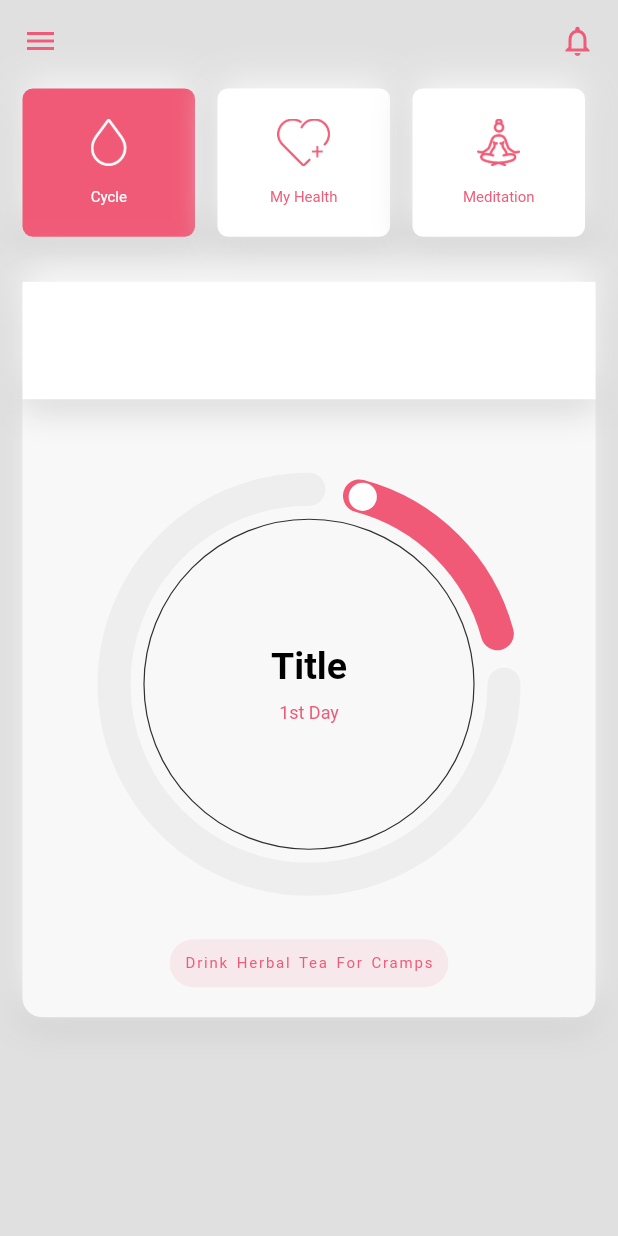
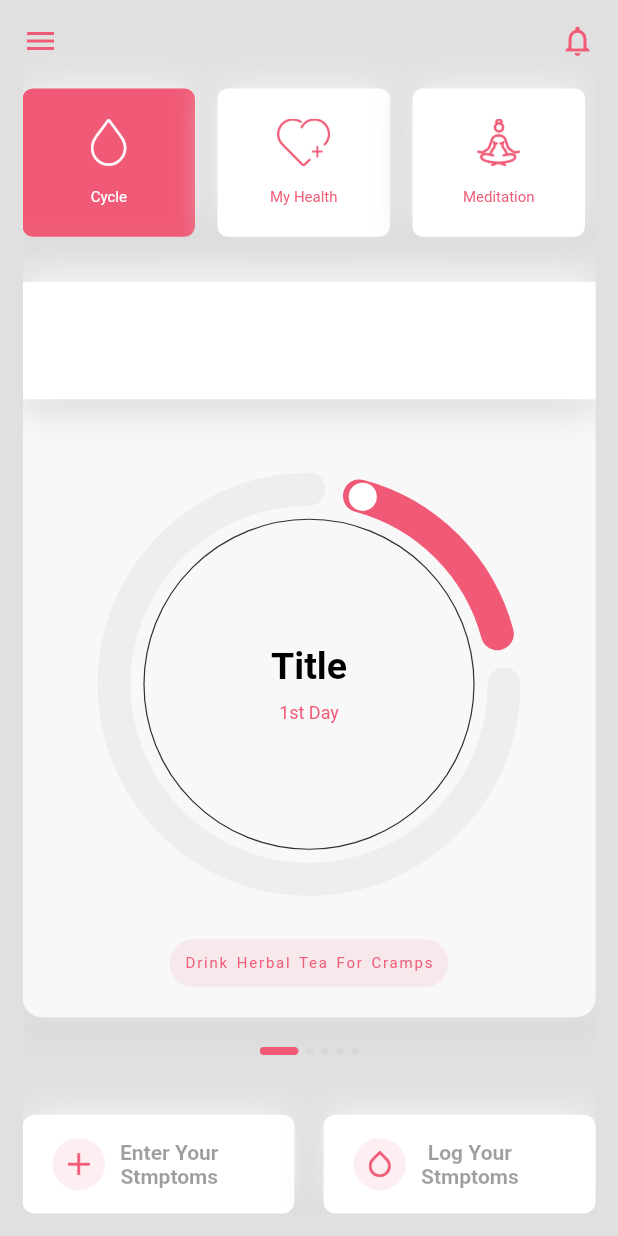
Before and after one commit to jbjason/task_3, a Flutter app: the screen it shows after launch, on a phone screen of 412 x 824 dp. Run offline on Flutter 3.47's test engine with Material 2 defaults, Android fonts, the phone set to English and light mode, and no system bars.

Commit message:
category list, bottom cards added

```diff
--- a/lib/constants/constants3.dart
+++ b/lib/constants/constants3.dart
@@ -16,17 +16,21 @@ const groups = [
   Group(title: 'Shop', img: 'assets/icons/group4.png'),
 ];
 
-const category = 'assets/icons/category.png';
+const categoryImg = 'assets/icons/category.png';
 
 final boxShadow = [
   BoxShadow(
     color: Colors.grey[400]!,
     blurRadius: 20,
-    offset: const Offset(0, 4),
+    offset: const Offset(0, 3),
   ),
   const BoxShadow(
     color: Colors.white,
     blurRadius: 20,
-    offset: Offset(0, -5),
+    offset: Offset(0, -3),
   ),
 ];
+
+const demoDetailText = """Free unlimited consultation with our panel doctor
+Up to 15% discount on Home Diagnostic sample collection
+ \$15000 dicount on health & life insurance.""";
--- a/lib/widgets/home_widgets/home_body.dart
+++ b/lib/widgets/home_widgets/home_body.dart
@@ -1,6 +1,13 @@
 import 'package:flutter/material.dart';
+import 'package:task_3/constants/constants3.dart';
+import 'package:task_3/widgets/home_widgets/home_category_list.dart';
+import 'package:task_3/widgets/home_widgets/home_demo_card.dart';
 import 'package:task_3/widgets/home_widgets/home_group.dart';
+import 'package:task_3/widgets/home_widgets/home_offer_list.dart';
+import 'package:task_3/widgets/home_widgets/home_partner_card.dart';
+import 'package:task_3/widgets/home_widgets/home_premium_list.dart';
 import 'package:task_3/widgets/home_widgets/home_progress_card.dart';
+import 'package:task_3/widgets/home_widgets/home_symptom_card.dart';
 
 class HomeBody extends StatelessWidget {
   const HomeBody({super.key});
@@ -15,8 +22,64 @@ class HomeBody extends StatelessWidget {
         // group list
         SizedBox(height: size.height * .12, child: const HomeGroup()),
         const SizedBox(height: 30),
+        // date & circular progress
         HomeProgessCard(size: size),
+        const SizedBox(height: 20),
+        // image counter
+        _getImageCounter(),
+        const SizedBox(height: 40),
+        // symptom card list
+        HomeSymptomCard(size: size),
+        const SizedBox(height: 40),
+        // explore text
+        _getExploreText(),
+        const SizedBox(height: 20),
+        // category list
+        HomeCategoryList(size: size),
+        const SizedBox(height: 30),
+        // offer img
+        HomeOfferList(size: size),
+        const SizedBox(height: 20),
+        // demo-app Card
+        HomeDemoCard(size: size),
+        const SizedBox(height: 40),
+        // premium text
+        _getPremiumText(),
+        const SizedBox(height: 30),
+        // premium card list
+        HomePremiumList(size: size),
+        const SizedBox(height: 20),
+        // add partner card
+        HomePartnerCard(size: size),
       ],
     );
   }
+
+  SizedBox _getImageCounter() => SizedBox(
+        height: 5,
+        child: Center(
+          child: Image.asset('assets/icons/sliders.png'),
+        ),
+      );
+  Center _getExploreText() => const Center(
+        child: Text(
+          'Explore',
+          style: TextStyle(
+            fontWeight: FontWeight.bold,
+            color: textPrimaryColor,
+            letterSpacing: 1.3,
+          ),
+        ),
+      );
+  Center _getPremiumText() => const Center(
+        child: Text(
+          'Unlock Premium',
+          style: TextStyle(
+            color: secondaryColor,
+            letterSpacing: 1.3,
+            fontSize: 15,
+            fontWeight: FontWeight.w600,
+          ),
+        ),
+      );
 }
--- /dev/null
+++ b/lib/widgets/home_widgets/home_circular_progress.dart
@@ -0,0 +1,41 @@
+import 'package:flutter/material.dart';
+import 'package:task_3/constants/constants3.dart';
+import 'package:task_3/widgets/home_widgets/home_painter.dart';
+
+class HomeCircularProgress extends StatelessWidget {
+  const HomeCircularProgress({super.key, required this.height});
+  final double height;
+
+  @override
+  Widget build(BuildContext context) {
+    return Container(
+      height: height - 60,
+      width: height - 60,
+      padding: const EdgeInsets.all(40),
+      child: CustomPaint(
+        painter: HomePainter(),
+        child: Column(
+          mainAxisAlignment: MainAxisAlignment.center,
+          children: const [
+            Text(
+              'Title',
+              style: TextStyle(
+                fontSize: 25,
+                fontWeight: FontWeight.bold,
+                color: textPrimaryColor,
+              ),
+            ),
+            SizedBox(height: 10),
+            Text(
+              '1st Day',
+              style: TextStyle(
+                fontSize: 12,
+                color: secondaryColor,
+              ),
+            ),
+          ],
+        ),
+      ),
+    );
+  }
+}
--- a/lib/widgets/home_widgets/home_painter.dart
+++ b/lib/widgets/home_widgets/home_painter.dart
@@ -1,6 +1,7 @@
 import 'dart:math';
 import 'package:flutter/material.dart';
 import 'package:task_3/constants/constants3.dart';
+// ignore: depend_on_referenced_packages
 import 'package:vector_math/vector_math.dart' as math;
 
 class HomePainter extends CustomPainter {
--- a/lib/widgets/home_widgets/home_progress_card.dart
+++ b/lib/widgets/home_widgets/home_progress_card.dart
@@ -1,7 +1,6 @@
-
 import 'package:flutter/material.dart';
 import 'package:task_3/constants/constants3.dart';
-import 'package:task_3/widgets/home_widgets/home_painter.dart';
+import 'package:task_3/widgets/home_widgets/home_circular_progress.dart';
 
 class HomeProgessCard extends StatelessWidget {
   const HomeProgessCard({super.key, required this.size});
@@ -26,35 +25,7 @@ class HomeProgessCard extends StatelessWidget {
             ),
           ),
           const SizedBox(height: 20),
-          Container(
-            height: height - 60,
-            width: height - 60,
-            padding: const EdgeInsets.all(40),
-            child: CustomPaint(
-              painter: HomePainter(),
-              child: Column(
-                mainAxisAlignment: MainAxisAlignment.center,
-                children: const [
-                  Text(
-                    'Title',
-                    style: TextStyle(
-                      fontSize: 25,
-                      fontWeight: FontWeight.bold,
-                      color: textPrimaryColor,
-                    ),
-                  ),
-                  SizedBox(height: 10),
-                  Text(
-                    '1st Day',
-                    style: TextStyle(
-                      fontSize: 12,
-                      color: secondaryColor,
-                    ),
-                  ),
-                ],
-              ),
-            ),
-          ),
+          HomeCircularProgress(height: height),
           Center(
             child: Container(
               padding: const EdgeInsets.all(10),
--- /dev/null
+++ b/lib/widgets/home_widgets/home_symptom_card.dart
@@ -0,0 +1,62 @@
+import 'package:flutter/material.dart';
+import 'package:task_3/constants/constants3.dart';
+
+class HomeSymptomCard extends StatelessWidget {
+  const HomeSymptomCard({super.key, required this.size});
+  final Size size;
+
+  @override
+  Widget build(BuildContext context) {
+    return SizedBox(
+      height: size.height * .08,
+      child: Row(
+        mainAxisAlignment: MainAxisAlignment.spaceBetween,
+        children: [
+          _getSymptom('assets/icons/add.png', 'Enter Your'),
+          _getSymptom('assets/icons/drop.png', 'Log Your'),
+        ],
+      ),
+    );
+  }
+
+  Container _getSymptom(String img, String title) => Container(
+        width: size.width * .44,
+        padding: const EdgeInsets.symmetric(horizontal: 20),
+        decoration: BoxDecoration(
+          color: cardPrimaryColor,
+          boxShadow: boxShadow,
+          borderRadius: BorderRadius.circular(8),
+        ),
+        child: Row(
+          children: [
+            Container(
+              width: 35,
+              padding: const EdgeInsets.all(10),
+              alignment: Alignment.center,
+              decoration: BoxDecoration(
+                shape: BoxShape.circle,
+                color: secondaryColor.withOpacity(.1),
+              ),
+              child:
+                  Image.asset(img, fit: BoxFit.contain, color: secondaryColor),
+            ),
+            const SizedBox(width: 10),
+            Column(
+              mainAxisAlignment: MainAxisAlignment.center,
+              children: [
+                Text(
+                  title,
+                  style: const TextStyle(
+                      color: textSecondaryColor, fontWeight: FontWeight.bold),
+                ),
+                const Text(
+                  'Stmptoms',
+                  style: TextStyle(
+                      color: textSecondaryColor, fontWeight: FontWeight.bold),
+                ),
+              ],
+            ),
+          ],
+        ),
+      );
+}
```
Also changed, not shown: lib/widgets/home_widgets/home_category_list.dart (added, +54 -0 lines), lib/widgets/home_widgets/home_demo_card.dart (added, +54 -0 lines), lib/widgets/home_widgets/home_offer_list.dart (added, +23 -0 lines), lib/widgets/home_widgets/home_partner_card.dart (added, +46 -0 lines), lib/widgets/home_widgets/home_premium_list.dart (added, +64 -0 lines), assets/images/cover1.png (renamed from assets/images/Group 2131.png), assets/images/cover2.png (renamed from assets/images/Group 3183.png), assets/images/offer.png (renamed from assets/images/WhatsApp Image -1.png).
